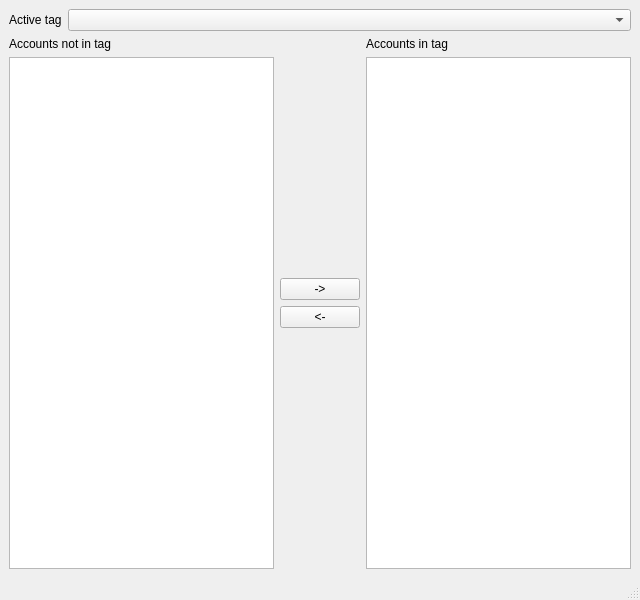
Old version of the form tabs/tagmanager.ui in the repository yhuiyang/castleage.
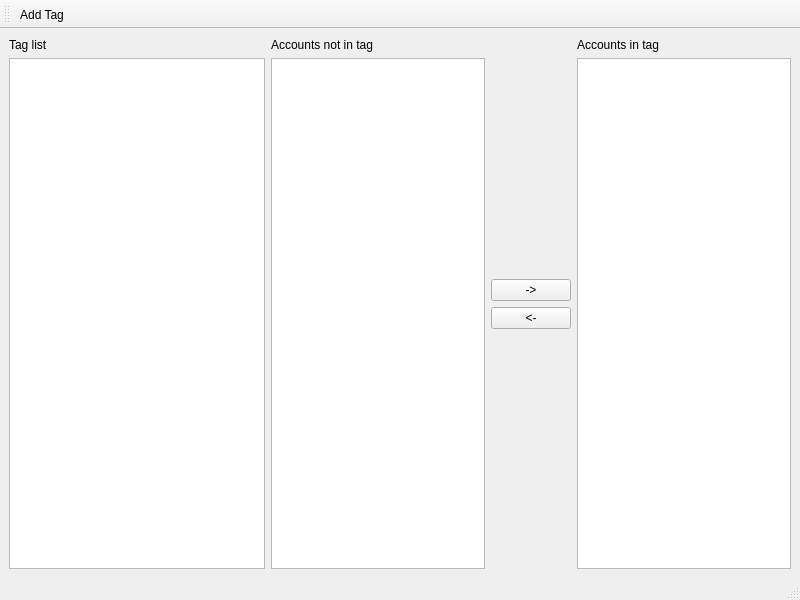
New version of the form.

Diff of the .ui file:
```diff
--- a/tabs/tagmanager.ui
+++ b/tabs/tagmanager.ui
@@ -6,7 +6,7 @@
    <rect>
     <x>0</x>
     <y>0</y>
-    <width>640</width>
+    <width>800</width>
     <height>600</height>
    </rect>
   </property>
@@ -14,32 +14,23 @@
    <string>MainWindow</string>
   </property>
   <widget class="QWidget" name="centralwidget">
-   <layout class="QVBoxLayout" name="verticalLayout_4">
+   <layout class="QHBoxLayout" name="horizontalLayout" stretch="0,1,0,1">
     <item>
-     <layout class="QHBoxLayout" name="horizontalLayoutActiveTag">
+     <layout class="QVBoxLayout" name="verticalLayoutTagList" stretch="0,1">
       <item>
-       <widget class="QLabel" name="labelActiveTag">
+       <widget class="QLabel" name="labelTagList">
         <property name="text">
-         <string>Active tag</string>
+         <string>Tag list</string>
         </property>
        </widget>
       </item>
       <item>
-       <widget class="QComboBox" name="comboBoxActiveTag">
-        <property name="sizePolicy">
-         <sizepolicy hsizetype="Preferred" vsizetype="Fixed">
-          <horstretch>1</horstretch>
-          <verstretch>0</verstretch>
-         </sizepolicy>
-        </property>
-       </widget>
+       <widget class="QListView" name="listViewTagList"/>
       </item>
      </layout>
     </item>
     <item>
-     <layout class="QHBoxLayout" name="horizontalLayoutAccounts">
-      <item>
-       <layout class="QVBoxLayout" name="verticalLayoutAccountNotInTag">
+     <layout class="QVBoxLayout" name="verticalLayoutAccountNotInTag" stretch="0,1">
         <item>
          <widget class="QLabel" name="labelAccountNotInTag">
           <property name="text">
@@ -48,7 +39,11 @@
          </widget>
         </item>
         <item>
-         <widget class="QListView" name="listViewAccountNotInTag"/>
+       <widget class="QListView" name="listViewAccountNotInTag">
+        <property name="selectionMode">
+         <enum>QAbstractItemView::MultiSelection</enum>
+        </property>
+       </widget>
         </item>
        </layout>
       </item>
@@ -97,7 +92,7 @@
        </layout>
       </item>
       <item>
-       <layout class="QVBoxLayout" name="verticalLayoutAccountInTag">
+     <layout class="QVBoxLayout" name="verticalLayoutAccountInTag" stretch="0,1">
         <item>
          <widget class="QLabel" name="labelAccountInTag">
           <property name="text">
@@ -106,15 +101,34 @@
          </widget>
         </item>
         <item>
-         <widget class="QListView" name="listViewAccountInTag"/>
-        </item>
-       </layout>
+       <widget class="QListView" name="listViewAccountInTag">
+        <property name="selectionMode">
+         <enum>QAbstractItemView::MultiSelection</enum>
+        </property>
+       </widget>
       </item>
      </layout>
     </item>
    </layout>
   </widget>
   <widget class="QStatusBar" name="statusbar"/>
+  <widget class="QToolBar" name="toolBar">
+   <property name="windowTitle">
+    <string>toolBar</string>
+   </property>
+   <attribute name="toolBarArea">
+    <enum>TopToolBarArea</enum>
+   </attribute>
+   <attribute name="toolBarBreak">
+    <bool>false</bool>
+   </attribute>
+   <addaction name="actionAddTag"/>
+  </widget>
+  <action name="actionAddTag">
+   <property name="text">
+    <string>Add Tag</string>
+   </property>
+  </action>
  </widget>
  <resources/>
  <connections/>
```
Lines whose indentation alone changed are shown as unchanged.
